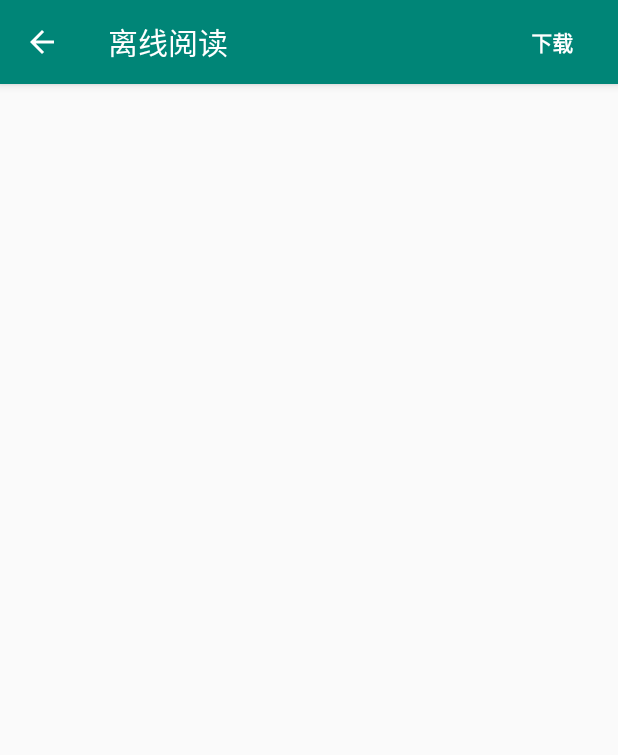
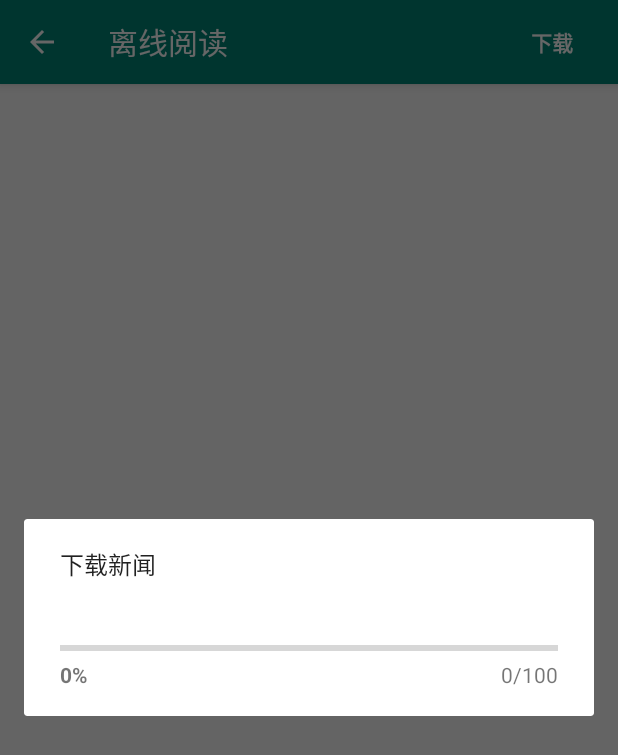
Before and after one commit to niewei20a/16211160204niewei3, an Android app: the DownloadActivity screen opened directly, with no data from a screen before it, after a tap on "下载", on a phone screen of 412 x 824 dp. Shown: the top 755 px of the screen. Run offline under Robolectric (Android 15) with nearby library versions, the phone set to English and light mode, and no system bars; libraries missing offline, so code that uses them is left out: com.alibaba.fastjson, com.scwang.smartrefresh; plain views replace SmartRefreshLayout; 5 statements that could not run were skipped.

Commit message:
complete  download

```diff
--- a/app/src/main/AndroidManifest.xml
+++ b/app/src/main/AndroidManifest.xml
@@ -7,7 +7,7 @@
     <application
         android:name=".Application.AppNews"
         android:allowBackup="true"
-        android:icon="@drawable/read"
+        android:icon="@drawable/ic"
         android:label="聂伟"
         android:roundIcon="@mipmap/ic_launcher_round"
         android:sharedUserId="android.uid.shell"
--- a/app/src/main/java/com/example/a18199/a16211160204niewei/Activity/DownloadActivity.java
+++ b/app/src/main/java/com/example/a18199/a16211160204niewei/Activity/DownloadActivity.java
@@ -1,7 +1,7 @@
 package com.example.a18199.a16211160204niewei.Activity;
 
-import android.app.FragmentManager;
-import android.app.FragmentTransaction;
+
+import android.app.ProgressDialog;
 import android.os.Bundle;
 import android.os.Handler;
 import android.os.Message;
@@ -12,18 +12,14 @@ import android.support.v7.widget.LinearLayoutManager;
 import android.support.v7.widget.RecyclerView;
 import android.support.v7.widget.Toolbar;
 import android.util.Log;
-import android.view.Menu;
 import android.view.MenuItem;
 import android.view.View;
 import android.widget.Button;
 
 import com.example.a18199.a16211160204niewei.News.NewDetailAdapter;
 import com.example.a18199.a16211160204niewei.News.NewsDetail;
-import com.example.a18199.a16211160204niewei.News.RecyclerViewAdapter;
 import com.example.a18199.a16211160204niewei.News.ThreadGetNewContent;
 import com.example.a18199.a16211160204niewei.R;
-import com.example.a18199.a16211160204niewei.Tab.SettingFragment;
-import com.example.a18199.a16211160204niewei.Tab.TabFragment;
 import com.example.a18199.a16211160204niewei.Utils.SPUtils;
 import com.example.a18199.a16211160204niewei.Utils.ToastUtil;
 import com.scwang.smartrefresh.layout.api.RefreshLayout;
@@ -38,7 +34,8 @@ public class DownloadActivity extends AppCompatActivity {
     private RefreshLayout mRefreshLayout;
     private List<NewsDetail> list;
     private Handler handler;
-
+    private NewDetailAdapter adapter;
+    private ProgressDialog progress;
     @Override
     public void onCreate(Bundle savedInstanceState) {
         super.onCreate(savedInstanceState);
@@ -51,7 +48,8 @@ public class DownloadActivity extends AppCompatActivity {
         mRefreshLayout = findViewById(R.id.Download_refreshLayout);
         list = LitePal.findAll(NewsDetail.class);
 
-        NewDetailAdapter adapter = new NewDetailAdapter(this, list);
+        adapter = new NewDetailAdapter(this, list);
+
         Toolbar toolbar = findViewById(R.id.Download_toolbar);
         setSupportActionBar(toolbar);
         getSupportActionBar().setDisplayHomeAsUpEnabled(true);
@@ -64,8 +62,16 @@ public class DownloadActivity extends AppCompatActivity {
             @Override
             public boolean handleMessage(Message msg) {
                 if (msg.what == 1) {
-                    list = LitePal.findAll(NewsDetail.class);
+                    list.addAll(LitePal.findAll(NewsDetail.class));
+                    Log.d("TAG TAG", "handleMessage: " + list.size());
+                    ToastUtil.showShortString(DownloadActivity.this, "下载成功！");
+                }else {
+                    progress.incrementProgressBy(1);
+                    if(progress.getProgress()==progress.getMax()){
+                        progress.dismiss();
+                    }
                 }
+                refresh();
                 return false;
             }
         });
@@ -73,15 +79,25 @@ public class DownloadActivity extends AppCompatActivity {
             @Override
             public void onClick(View v) {
                 if (list.size() >= 100) {
-
                     ToastUtil.showShortString(DownloadActivity.this, "离线新闻已下载");
                 } else {
+                    ToastUtil.showShortString(DownloadActivity.this, "开始下载！");
                     ThreadGetNewContent td = new ThreadGetNewContent("", handler, true);
                     td.start();
+                    progress=new ProgressDialog(DownloadActivity.this);
+                    progress.setMessage("下载新闻");
+                    progress.setProgressStyle(ProgressDialog.STYLE_HORIZONTAL);
+                    progress.setMax(100);
+                    progress.setProgress(0);
+                    progress.show();
                 }
             }
         });
         recyclerView.setAdapter(adapter);
+    }
+
+    private void refresh() {
+        adapter.notifyDataSetChanged();
     }
 
     @Override
--- a/app/src/main/java/com/example/a18199/a16211160204niewei/News/ThreadGetNewContent.java
+++ b/app/src/main/java/com/example/a18199/a16211160204niewei/News/ThreadGetNewContent.java
@@ -32,6 +32,9 @@ public class ThreadGetNewContent extends Thread {
 
     @Override
     public void run() {
+        SimpleDateFormat simpleDateFormat = new SimpleDateFormat("mm:ss:SSS");
+        String date_now = simpleDateFormat.format(System.currentTimeMillis());
+        Log.d("时间", "run: +start " + date_now);
         List<NewsDetail> newsList = LitePal.where("channid = ?", id).find(NewsDetail.class);
         if (newsList.size() == 0 || isAll) {
             String res;
@@ -60,7 +63,8 @@ public class ThreadGetNewContent extends Thread {
                         .addTextPara("id", id)
                         .post();
             }
-            Log.d("GETALLNEWS", "run: "+isAll);
+            date_now = simpleDateFormat.format(System.currentTimeMillis());
+            Log.d("时间", "run: + end " + date_now + "length = " + res.length());
             try {
                 JSONObject jsonObject = JSON.parseObject(res);
                 if (jsonObject.getInteger("showapi_res_code") != 0) {
@@ -83,19 +87,22 @@ public class ThreadGetNewContent extends Thread {
                         } else {
                             Log.d("SAVE", "存储失败" + nd);
                         }
+                        if (isAll) {
+                            Message message = handler.obtainMessage();
+                            message.what = i + 2;
+                            handler.sendMessage(message);
+                        }
                     }
+                }
 
-                }
             } catch (Exception e) {
                 e.printStackTrace();
             }
         }
-        //Message message = handler.obtainMessage();//获取message
-        Message message = new Message();
+        Message message = handler.obtainMessage();
         message.what = 1;
-//        Bundle bundle = new Bundle();
-//        bundle.putSerializable("html", html);
-//        message.setData(bundle);
-        handler.sendMessage(message);//发送message
+        handler.sendMessage(message);
+        date_now = simpleDateFormat.format(System.currentTimeMillis());
+        Log.d("时间", "run: + end  now" + date_now);
     }
 }
--- a/app/src/main/res/layout/layout_download.xml
+++ b/app/src/main/res/layout/layout_download.xml
@@ -6,9 +6,9 @@
 
 
     <android.support.design.widget.AppBarLayout
+        android:id="@+id/Download_app"
         android:layout_width="match_parent"
         android:layout_height="wrap_content"
-        android:id="@+id/Download_app"
         android:theme="@style/AppTheme.AppBarOverlay">
 
         <android.support.v7.widget.Toolbar
@@ -33,6 +33,7 @@
         android:layout_width="match_parent"
         android:layout_height="match_parent"
         android:layout_below="@id/Download_app">
+
         <android.support.v7.widget.RecyclerView
             android:id="@+id/Download_view"
             android:layout_width="match_parent"
--- a/app/src/main/res/layout/recycler_layout.xml
+++ b/app/src/main/res/layout/recycler_layout.xml
@@ -29,7 +29,7 @@
                 android:layout_gravity="bottom|end"
                 android:layout_margin="16dp"
                 android:src="@drawable/ic_refresh"
-
+                app:backgroundTint="@color/colorfad"
                 android:visibility="invisible"
                 app:layout_anchor="@+id/listView"
                 app:layout_anchorGravity="center|right"
--- a/app/src/main/res/values-night/colors.xml
+++ b/app/src/main/res/values-night/colors.xml
@@ -4,4 +4,5 @@
     <color name="colorPrimaryDark">#000</color>
     <color name="colorAccent">#D22120</color>
     <color name="colorBlack">#000</color>
+    <color name="colorfad">#444</color>
 </resources>
--- a/app/src/main/res/values/colors.xml
+++ b/app/src/main/res/values/colors.xml
@@ -4,5 +4,5 @@
     <color name="colorPrimaryDark">#00574B</color>
     <color name="colorAccent">#d81b60</color>
     <color name="colorBlack">#000</color>
-    <color name="colorWhite">#fff</color>
+    <color name="colorfad">#fff</color>
 </resources>
--- a/app/src/main/res/values/styles.xml
+++ b/app/src/main/res/values/styles.xml
@@ -6,6 +6,7 @@
         <item name="colorPrimary">@color/colorPrimary</item>
         <item name="colorPrimaryDark">@color/colorPrimaryDark</item>
         <item name="colorAccent">@color/colorAccent</item>
+
     </style>
 
     <style name="Theme.Splash" parent="AppTheme">
```
Also changed, not shown: app/src/main/java/com/example/a18199/a16211160204niewei/Activity/SearchResultActivity.java (+6 -3 lines), app/src/main/java/com/example/a18199/a16211160204niewei/Tab/SettingFragment.java (+18 -5 lines), app/src/main/java/com/example/a18199/a16211160204niewei/Utils/DataCleanManager.java (+25 -5 lines).
